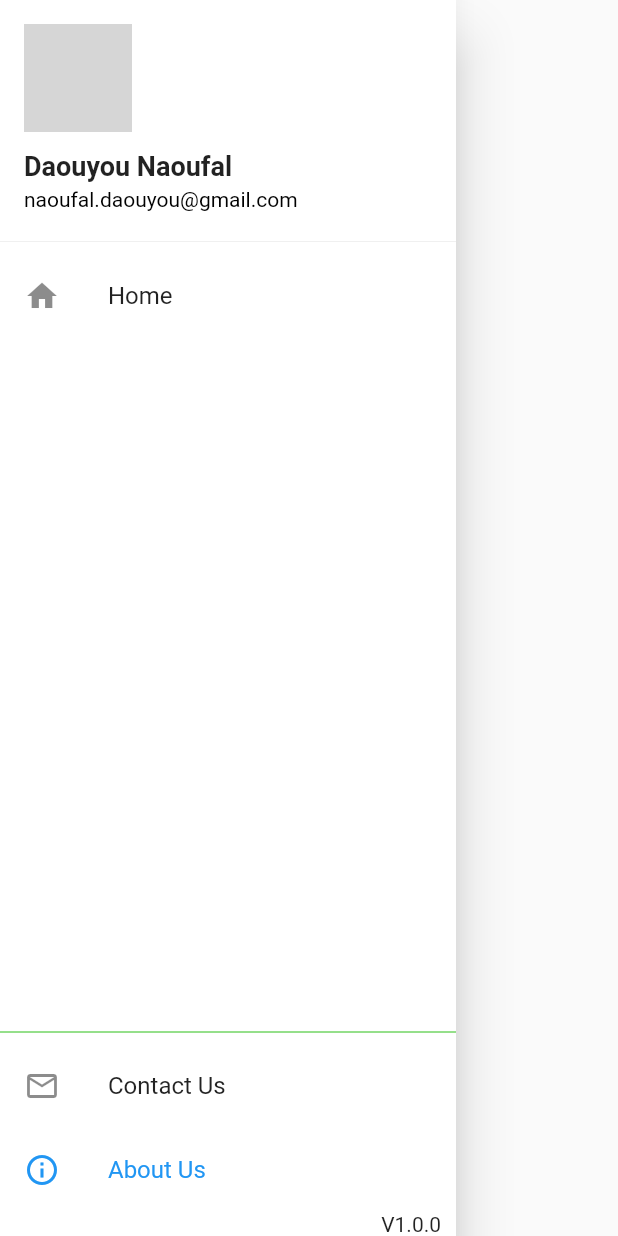
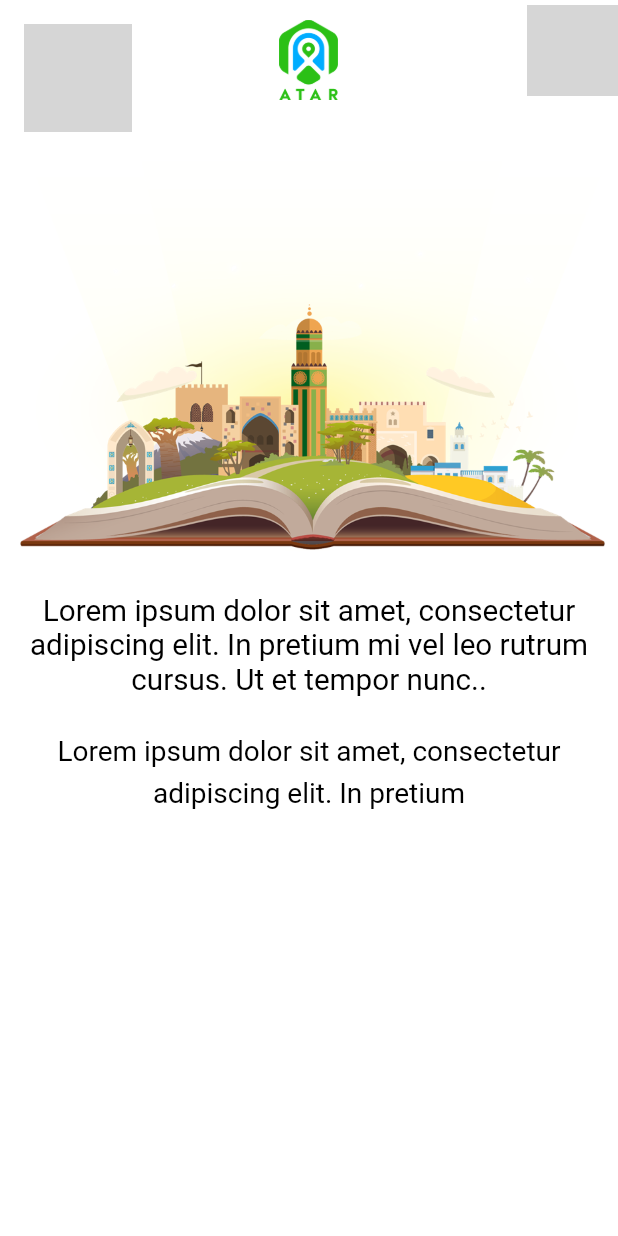
Before and after one commit to aubchahid/Atar-project, a Flutter app: the MyDrawer widget shown alone on an empty page, opened directly, after a tap on "About Us", on a phone screen of 412 x 824 dp. Run offline on Flutter 3.47's test engine with Material 2 defaults, Android fonts, the phone set to English and light mode, and no system bars; our stand-ins replace carousel_slider, flutter_feather_icons, flutter_screenutil, font_awesome_flutter, google_maps_flutter, page_transition and 1 more; network calls fail; Roboto replaces fonts that are missing (Poppins); project files that could hold a hidden picture were left out; grey boxes are pictures that could not be loaded.

Commit message:
Naoufal Updates

```diff
--- a/lib/SplashScreen.dart
+++ b/lib/SplashScreen.dart
@@ -18,7 +18,7 @@ class _SplashScreenState extends State<SplashScreen> {
   @override
   void initState() {
     super.initState();
-    Timer(const Duration(seconds: 3), () {
+    Timer(const Duration(seconds: 6), () {
       Navigator.push(
         context,
         PageTransition(
@@ -33,8 +33,19 @@ class _SplashScreenState extends State<SplashScreen> {
   Widget build(BuildContext context) {
     return SafeArea(
       child: Scaffold(
-        backgroundColor: Theme.of(context).backgroundColor,
-        body: Column(
+        //backgroundColor: Theme.of(context).backgroundColor,
+        body: Container(
+          decoration: BoxDecoration(
+            image: DecorationImage(
+              image: const AssetImage('assets/images/splashScreen.jpg'),
+              fit: BoxFit.cover,
+              colorFilter: ColorFilter.mode(
+                Colors.black.withOpacity(0.8),
+                BlendMode.darken,
+              ),
+            ),
+          ),
+          child: Column(
             crossAxisAlignment: CrossAxisAlignment.center,
             mainAxisAlignment: MainAxisAlignment.center,
             children: [
@@ -69,6 +80,7 @@ class _SplashScreenState extends State<SplashScreen> {
             ],
           ),
         ),
+      ),
     );
   }
 }
--- /dev/null
+++ b/lib/views/about_us.dart
@@ -0,0 +1,149 @@
+import 'package:atar/views/MainScreens/ProfilScreen.dart';
+import 'package:flutter/material.dart';
+import 'package:flutter_feather_icons/flutter_feather_icons.dart';
+import 'package:flutter_screenutil/flutter_screenutil.dart';
+import 'package:page_transition/page_transition.dart';
+
+class AboutUs extends StatefulWidget {
+  const AboutUs({Key? key}) : super(key: key);
+
+  @override
+  _AboutUsState createState() => _AboutUsState();
+}
+
+final GlobalKey<ScaffoldState> _key = GlobalKey();
+
+class _AboutUsState extends State<AboutUs> {
+  @override
+  Widget build(BuildContext context) {
+    return SafeArea(
+      child: Scaffold(
+        backgroundColor: Colors.white,
+        body: Column(
+          children: <Widget>[
+            Expanded(
+              flex: 1,
+              child: Align(
+                alignment: Alignment.center,
+                child: Column(
+                  children: [
+                    Container(
+                      //padding: EdgeInsets.only(left: 10.0, right: 10.0, top: 10.0),
+                      color: const Color(0xFFFFFFFF),
+                      width: MediaQuery.of(context).size.width,
+                      height: 80.h,
+                      alignment: Alignment.topRight,
+                      child: Column(
+                        children: <Widget>[
+                          Row(
+                            mainAxisAlignment: MainAxisAlignment.spaceBetween,
+                            children: <Widget>[
+                              GestureDetector(
+                                onTap: () {
+                                  _key.currentState!.openDrawer();
+                                },
+                                child: Container(
+                                  margin:
+                                      EdgeInsets.only(left: 20.w, top: 13.h),
+                                  width: 35.w,
+                                  height: 35.h,
+                                  // alignment: Alignment.topCenter,
+                                  child: Icon(
+                                    FeatherIcons.grid,
+                                    size: 35.h,
+                                    color: Colors.black,
+                                  ),
+                                ),
+                              ),
+                              Container(
+                                margin: EdgeInsets.only(top: 13.h),
+                                width: 39.h,
+                                height: 53.h,
+                                //alignment: Alignment.topCenter,
+                                child: Image.asset(
+                                  'assets/images/Logo_atar_color.png',
+                                  fit: BoxFit.fitHeight,
+                                ),
+                              ),
+                              GestureDetector(
+                                onTap: () {
+                                  /*Navigator.push(
+                                    context,
+                                    PageTransition(
+                                        child: const ProfilScreen(),
+                                        type: PageTransitionType.rightToLeft),
+                                  );*/
+                                },
+                                child: CircleAvatar(
+                                  radius: 30.h,
+                                  backgroundImage: const AssetImage(
+                                    'assets/images/profile.jpg',
+                                  ),
+                                  backgroundColor: Colors.transparent,
+                                ),
+                              ),
+                            ],
+                          ),
+                        ],
+                      ),
+                    ),
+                    SizedBox(
+                      height: 2.h,
+                    ),
+                    Container(
+                      child: Column(
+                        children: [
+                          Container(
+                            width: MediaQuery.of(context).size.width,
+                            height: 300.h,
+                            //alignment: Alignment.topCenter,
+                            child: Image.asset(
+                              'assets/images/Image1.png',
+                              fit: BoxFit.fitHeight,
+                            ),
+                          ),
+                          SizedBox(
+                            height: 8.h,
+                          ),
+                          Container(
+                            width: 360.w,
+                            child: Text(
+                              "Lorem ipsum dolor sit amet, consectetur adipiscing elit. In pretium mi vel leo rutrum cursus. Ut et tempor nunc..",
+                              style: TextStyle(
+                                color: Colors.black,
+                                fontFamily: "Poppins",
+                                fontSize: 18.0.sp,
+                              ),
+                              textAlign: TextAlign.center,
+                            ),
+                          ),
+                          SizedBox(
+                            height: 20.h,
+                          ),
+                          Container(
+                            width: 360.w,
+                            child: Text(
+                              "Lorem ipsum dolor sit amet, consectetur adipiscing elit. In pretium",
+                              textAlign: TextAlign.center,
+                              style: TextStyle(
+                                color: Color(0xFF000000),
+                                fontFamily: "Poppins",
+                                height: 1.5,
+                                fontSize: 17.sp,
+                              ),
+                            ),
+                          ),
+                        ],
+                      ),
+                    ),
+                    Spacer(),
+                  ],
+                ),
+              ),
+            ),
+          ],
+        ),
+      ),
+    );
+  }
+}
--- a/lib/views/widget/drawer.dart
+++ b/lib/views/widget/drawer.dart
@@ -2,6 +2,7 @@ import 'package:atar/views/MainScreens/HomeScreen.dart';
 import 'package:atar/views/MainScreens/MainScreen.dart';
 import 'package:atar/views/MainScreens/MapScreen.dart';
 import 'package:atar/views/MainScreens/SavedScreen.dart';
+import 'package:atar/views/about_us.dart';
 import 'package:flutter/material.dart';
 import 'package:page_transition/page_transition.dart';
 
@@ -125,12 +126,12 @@ class _MyDrawerState extends State<MyDrawer> {
                         title: Text('About Us'),
                         selected: _selectedDestination == 4,
                         onTap: () {
-                          /*Navigator.push(
+                          Navigator.push(
                             context,
                             PageTransition(
                                 child: AboutUs(),
                                 type: PageTransitionType.rightToLeft),
-                          );*/
+                          );
                           selectDestination(4);
                         },
                       ),
```
Also changed, not shown: assets/images/chefchaouen2.jpg (added), assets/images/splashScreen.jpg (added). Lines whose indentation alone changed are shown as unchanged.
